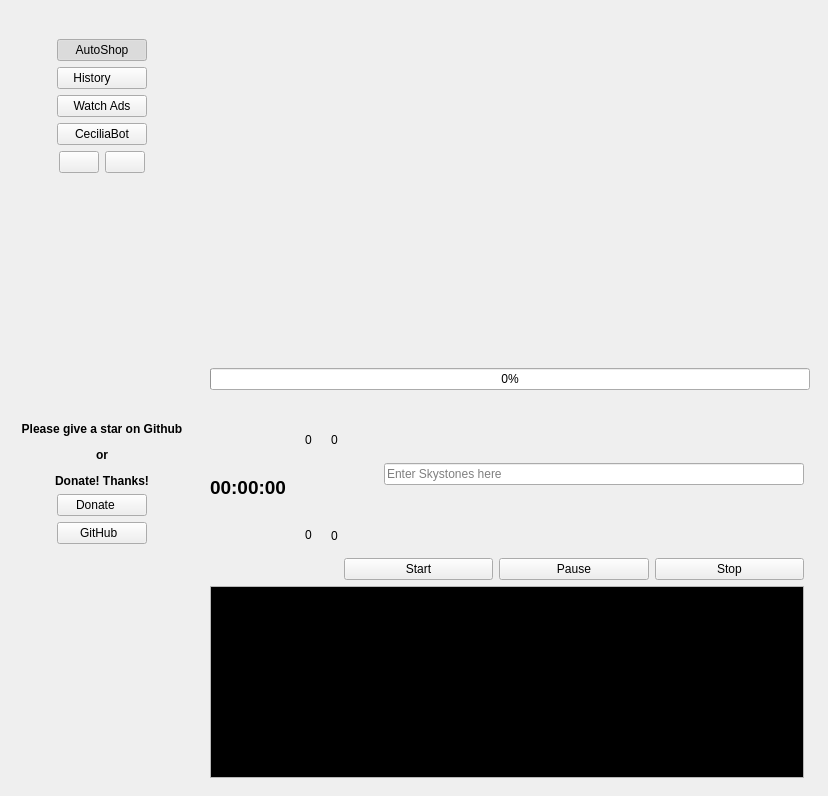
Above: main.ui from purpxd/E7AutoShop before the change. Below: the same form after it.
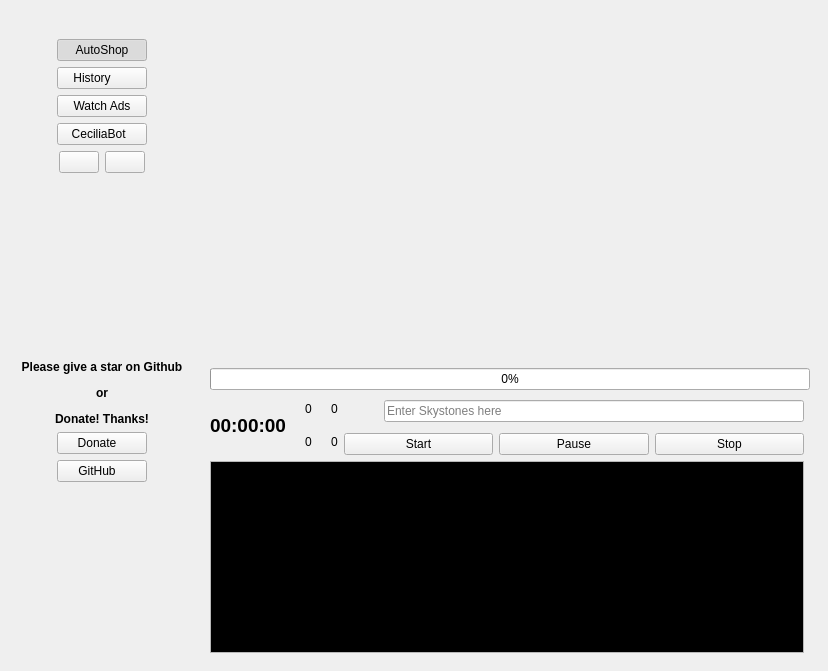
That is the form after the change. Icons and pictures are not drawn.

Diff of the .ui file:
```diff
--- a/main.ui
+++ b/main.ui
@@ -7,7 +7,7 @@
     <x>0</x>
     <y>0</y>
     <width>828</width>
-    <height>796</height>
+    <height>671</height>
    </rect>
   </property>
   <property name="windowTitle">
@@ -244,7 +244,7 @@
              </size>
             </property>
             <property name="text">
-             <string>CeciliaBot</string>
+             <string>CeciliaBot  </string>
             </property>
             <property name="icon">
              <iconset resource="resource.qrc">
@@ -351,8 +351,8 @@
            <string>&lt;!DOCTYPE HTML PUBLIC &quot;-//W3C//DTD HTML 4.0//EN&quot; &quot;http://www.w3.org/TR/REC-html40/strict.dtd&quot;&gt;
 &lt;html&gt;&lt;head&gt;&lt;meta name=&quot;qrichtext&quot; content=&quot;1&quot; /&gt;&lt;style type=&quot;text/css&quot;&gt;
 p, li { white-space: pre-wrap; }
-&lt;/style&gt;&lt;/head&gt;&lt;body style=&quot; font-family:'Sans Serif'; font-size:9pt; font-weight:400; font-style:normal;&quot; bgcolor=&quot;#000000&quot;&gt;
-&lt;p style=&quot;-qt-paragraph-type:empty; margin-top:0px; margin-bottom:0px; margin-left:0px; margin-right:0px; -qt-block-indent:0; text-indent:0px; font-family:'MS Shell Dlg 2'; font-size:7.8pt;&quot;&gt;&lt;br /&gt;&lt;/p&gt;&lt;/body&gt;&lt;/html&gt;</string>
+&lt;/style&gt;&lt;/head&gt;&lt;body style=&quot; font-family:'MS Shell Dlg 2'; font-size:8.25pt; font-weight:400; font-style:normal;&quot; bgcolor=&quot;#000000&quot;&gt;
+&lt;p style=&quot;-qt-paragraph-type:empty; margin-top:0px; margin-bottom:0px; margin-left:0px; margin-right:0px; -qt-block-indent:0; text-indent:0px; font-size:7.8pt;&quot;&gt;&lt;br /&gt;&lt;/p&gt;&lt;/body&gt;&lt;/html&gt;</string>
           </property>
          </widget>
         </item>
@@ -506,6 +506,9 @@
              <layout class="QHBoxLayout" name="horizontalLayout_13">
               <item>
                <spacer name="horizontalSpacer_7">
+                <property name="orientation">
+                 <enum>Qt::Vertical</enum>
+                </property>
                 <property name="sizeHint" stdset="0">
                  <size>
                   <width>40</width>
@@ -695,7 +698,7 @@
            </size>
           </property>
           <property name="text">
-           <string>Donate    </string>
+           <string> Donate    </string>
           </property>
           <property name="icon">
            <iconset resource="resource.qrc">
@@ -742,7 +745,7 @@
            </size>
           </property>
           <property name="text">
-           <string> GitHub   </string>
+           <string> GitHub    </string>
           </property>
           <property name="icon">
            <iconset resource="resource.qrc">
```
